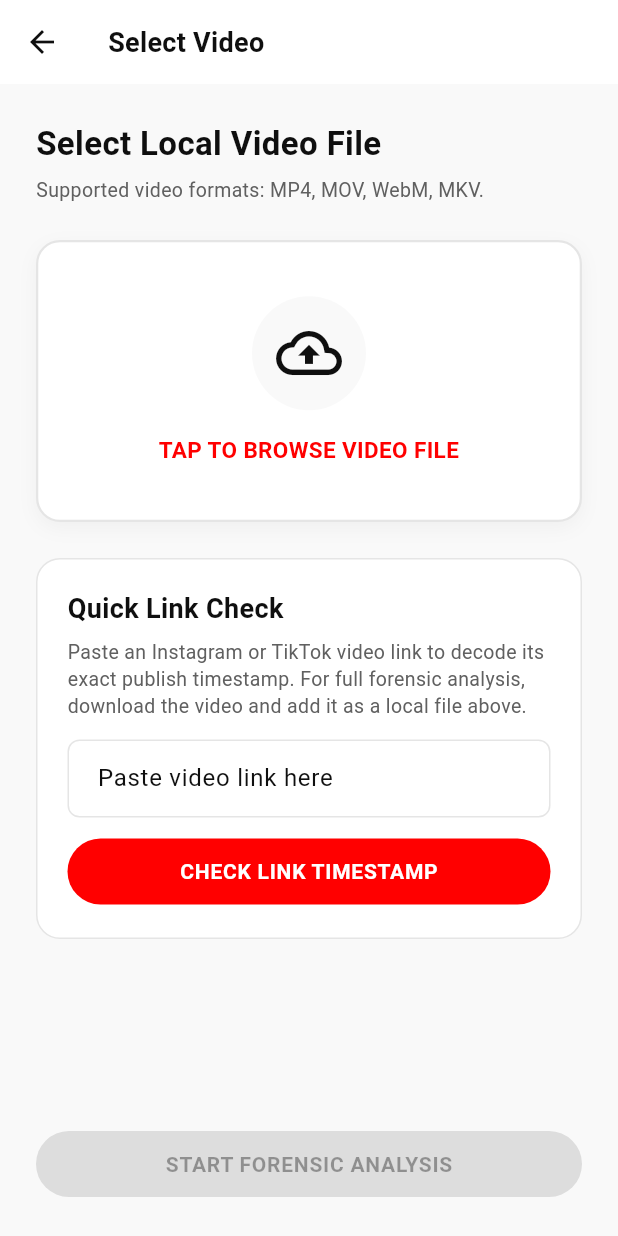
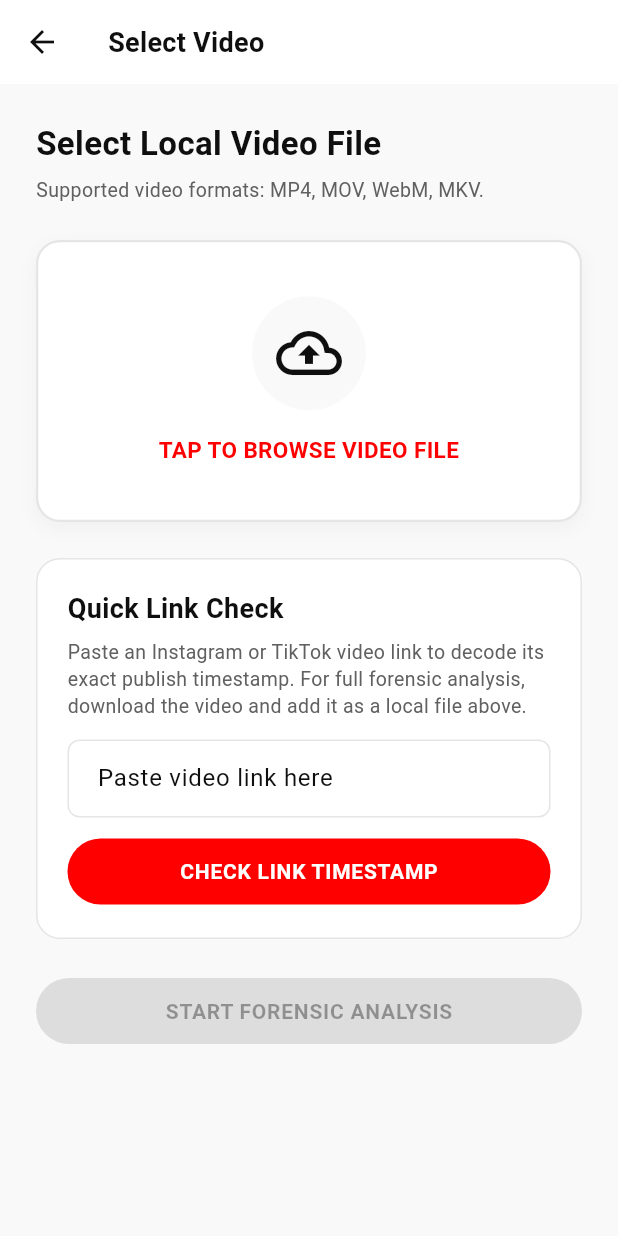
Before and after one commit to mahaddevelpoer/Video-Origin-analyzer, a Flutter app: the VideoPickerScreen screen opened directly, on a phone screen of 412 x 824 dp. Run offline on Flutter 3.47's test engine with Material 3 defaults, Android fonts, the phone set to English and light mode, and no system bars; our stand-ins replace cloud_firestore, device_info_plus, file_picker, firebase_auth, firebase_core, flutter_riverpod and 9 more; missing offline and left inert: android_id, google_mlkit_text_recognition, purchases_flutter, video_thumbnail; accounts and stored records are empty; network calls fail.

Commit message:
Add native branding and scrollable video picker

```diff
--- a/lib/features/analyzer/presentation/video_picker_screen.dart
+++ b/lib/features/analyzer/presentation/video_picker_screen.dart
@@ -191,8 +191,8 @@ class _VideoPickerScreenState extends ConsumerState<VideoPickerScreen> {
         title: const Text('Select Video'),
       ),
       body: SafeArea(
-        child: Padding(
-          padding: const EdgeInsets.all(24),
+        child: SingleChildScrollView(
+          padding: const EdgeInsets.fromLTRB(24, 24, 24, 32),
           child: Column(
             crossAxisAlignment: CrossAxisAlignment.stretch,
             children: [
@@ -395,7 +395,7 @@ class _VideoPickerScreenState extends ConsumerState<VideoPickerScreen> {
                 ),
               ),
 
-              const Spacer(),
+              const SizedBox(height: 24),
 
               ElevatedButton(
                 onPressed: (_selectedPayload != null && canAnalyze && !_isPicking)
```
Also changed, not shown: 26 other files.
